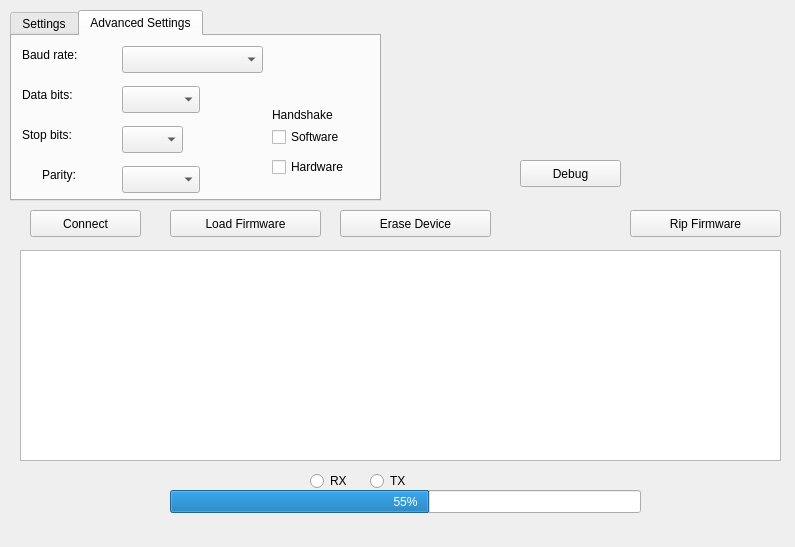
First picture: the form in src/freeems_loader.ui, repository seank/freeems-loader, before the edit.
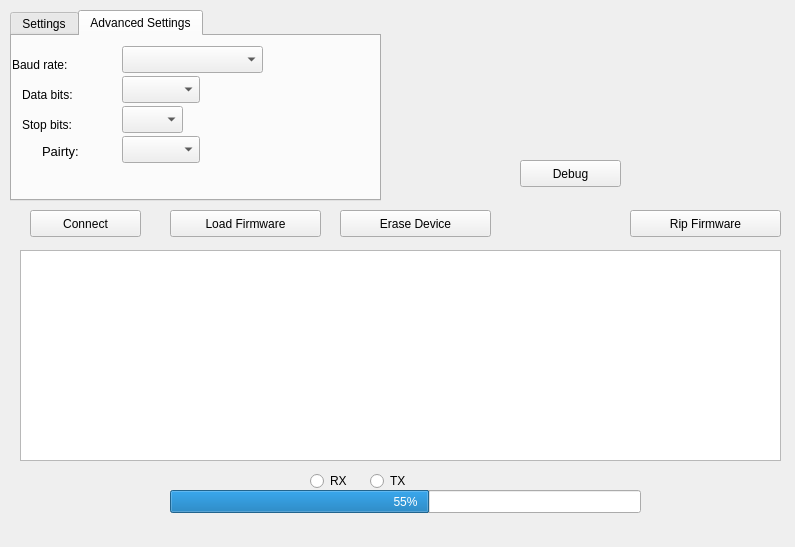
Second picture: the form after the edit. The open tabs and pages were chosen to show the change. Icons and pictures are not drawn.

```diff
--- a/src/freeems_loader.ui
+++ b/src/freeems_loader.ui
@@ -228,11 +228,14 @@
      <property name="geometry">
       <rect>
        <x>10</x>
-       <y>90</y>
-       <width>61</width>
+       <y>80</y>
+       <width>91</width>
        <height>17</height>
       </rect>
      </property>
+     <property name="styleSheet">
+      <string notr="true">font: 10pt &quot;Bitstream Charter&quot;;</string>
+     </property>
      <property name="text">
       <string>Stop bits:</string>
      </property>
@@ -250,12 +253,15 @@
     <widget class="QLabel" name="label_3">
      <property name="geometry">
       <rect>
-       <x>10</x>
-       <y>10</y>
-       <width>71</width>
+       <x>0</x>
+       <y>20</y>
+       <width>121</width>
        <height>17</height>
       </rect>
      </property>
+     <property name="styleSheet">
+      <string notr="true">font: 10pt &quot;Bitstream Charter&quot;;</string>
+     </property>
      <property name="text">
       <string>Baud rate:</string>
      </property>
@@ -265,10 +271,13 @@
       <rect>
        <x>10</x>
        <y>50</y>
-       <width>61</width>
+       <width>111</width>
        <height>17</height>
       </rect>
      </property>
+     <property name="styleSheet">
+      <string notr="true">font: 10pt &quot;Bitstream Charter&quot;;</string>
+     </property>
      <property name="text">
       <string>Data bits:</string>
      </property>
@@ -277,7 +286,7 @@
      <property name="geometry">
       <rect>
        <x>110</x>
-       <y>50</y>
+       <y>40</y>
        <width>78</width>
        <height>27</height>
       </rect>
@@ -287,7 +296,7 @@
      <property name="geometry">
       <rect>
        <x>110</x>
-       <y>90</y>
+       <y>70</y>
        <width>61</width>
        <height>27</height>
       </rect>
@@ -297,64 +306,35 @@
      <property name="geometry">
       <rect>
        <x>30</x>
-       <y>130</y>
-       <width>41</width>
-       <height>17</height>
+       <y>100</y>
+       <width>61</width>
+       <height>31</height>
       </rect>
      </property>
+     <property name="styleSheet">
+      <string notr="true">font: 10pt &quot;Bitstream Charter&quot;;</string>
+     </property>
      <property name="text">
-      <string>Parity:</string>
+      <string>&lt;!DOCTYPE HTML PUBLIC &quot;-//W3C//DTD HTML 4.0//EN&quot; &quot;http://www.w3.org/TR/REC-html40/strict.dtd&quot;&gt;
+&lt;html&gt;&lt;head&gt;&lt;meta name=&quot;qrichtext&quot; content=&quot;1&quot; /&gt;&lt;style type=&quot;text/css&quot;&gt;
+p, li { white-space: pre-wrap; }
+&lt;/style&gt;&lt;/head&gt;&lt;body style=&quot; font-family:'Bitstream Charter'; font-size:10pt; font-weight:400; font-style:normal;&quot;&gt;
+&lt;table style=&quot;-qt-table-type: root; margin-top:4px; margin-bottom:4px; margin-left:4px; margin-right:4px;&quot;&gt;
+&lt;tr&gt;
+&lt;td style=&quot;border: none;&quot;&gt;
+&lt;p style=&quot; margin-top:0px; margin-bottom:0px; margin-left:0px; margin-right:0px; -qt-block-indent:0; text-indent:0px;&quot;&gt;Pairty:&lt;/p&gt;&lt;/td&gt;&lt;/tr&gt;&lt;/table&gt;&lt;/body&gt;&lt;/html&gt;</string>
      </property>
     </widget>
     <widget class="QComboBox" name="comboParity">
      <property name="geometry">
       <rect>
        <x>110</x>
-       <y>130</y>
+       <y>100</y>
        <width>78</width>
        <height>27</height>
       </rect>
      </property>
     </widget>
-    <widget class="QCheckBox" name="chkSoft">
-     <property name="geometry">
-      <rect>
-       <x>260</x>
-       <y>90</y>
-       <width>81</width>
-       <height>22</height>
-      </rect>
-     </property>
-     <property name="text">
-      <string>Software</string>
-     </property>
-    </widget>
-    <widget class="QCheckBox" name="chkHard">
-     <property name="geometry">
-      <rect>
-       <x>260</x>
-       <y>120</y>
-       <width>91</width>
-       <height>22</height>
-      </rect>
-     </property>
-     <property name="text">
-      <string>Hardware</string>
-     </property>
-    </widget>
-    <widget class="QLabel" name="label_7">
-     <property name="geometry">
-      <rect>
-       <x>260</x>
-       <y>70</y>
-       <width>81</width>
-       <height>17</height>
-      </rect>
-     </property>
-     <property name="text">
-      <string>Handshake</string>
-     </property>
-    </widget>
    </widget>
   </widget>
   <widget class="QPushButton" name="pushRip_2">
```
Left out of the diff: 2 changed lines with no effect on the pictures.
